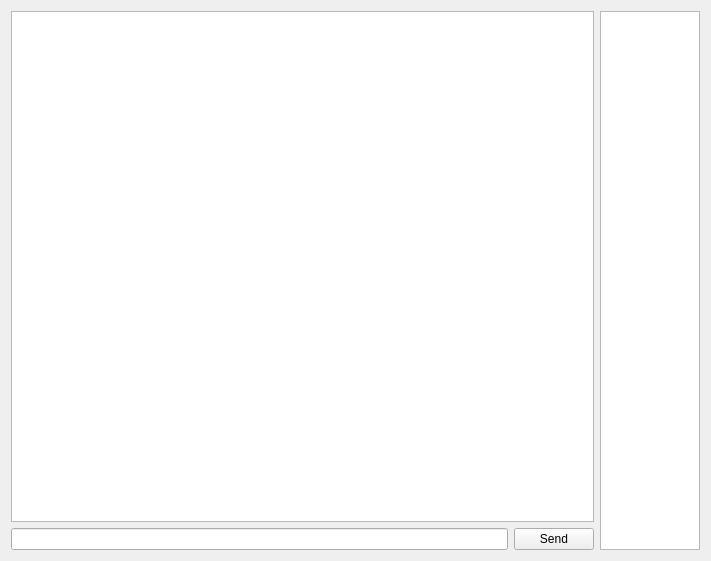
First picture: the form in ui/textchannel.ui, repository Jan5u/jakki, before the edit.
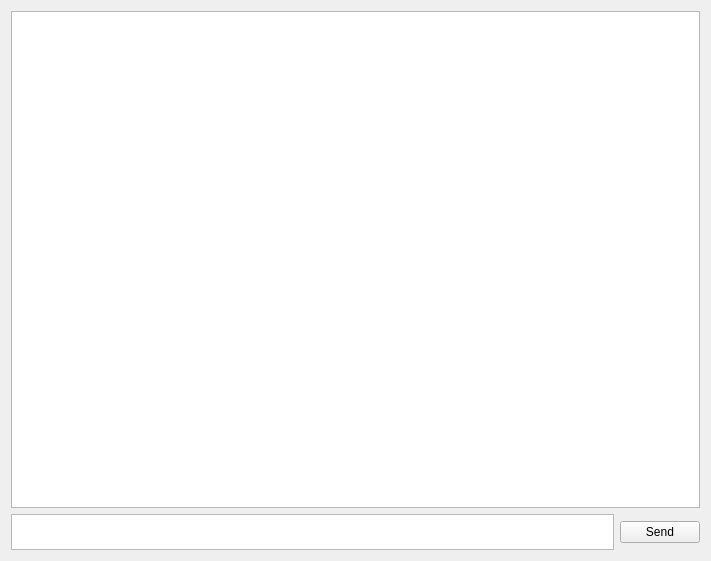
Second picture: the form after the edit.

The edit to the form file:
```diff
--- a/ui/textchannel.ui
+++ b/ui/textchannel.ui
@@ -17,8 +17,8 @@
    <item>
     <layout class="QVBoxLayout" name="verticalLayout">
      <item>
-      <widget class="QTextEdit" name="textEdit">
-       <property name="readOnly">
+      <widget class="QTextBrowser" name="textBrowser">
+       <property name="openExternalLinks">
         <bool>true</bool>
        </property>
       </widget>
@@ -26,7 +26,29 @@
      <item>
       <layout class="QHBoxLayout" name="horizontalLayout_3">
        <item>
-        <widget class="QLineEdit" name="messageLineEdit"/>
+        <widget class="QTextEdit" name="messageLineEdit">
+         <property name="sizePolicy">
+          <sizepolicy hsizetype="Expanding" vsizetype="Fixed">
+           <horstretch>0</horstretch>
+           <verstretch>0</verstretch>
+          </sizepolicy>
+         </property>
+         <property name="maximumSize">
+          <size>
+           <width>16777215</width>
+           <height>36</height>
+          </size>
+         </property>
+         <property name="verticalScrollBarPolicy">
+          <enum>Qt::ScrollBarPolicy::ScrollBarAlwaysOff</enum>
+         </property>
+         <property name="tabChangesFocus">
+          <bool>true</bool>
+         </property>
+         <property name="acceptRichText">
+          <bool>false</bool>
+         </property>
+        </widget>
        </item>
        <item>
         <widget class="QPushButton" name="sendButton">
@@ -39,16 +61,6 @@
      </item>
     </layout>
    </item>
-   <item>
-    <widget class="QTreeView" name="treeView">
-     <property name="maximumSize">
-      <size>
-       <width>100</width>
-       <height>16777215</height>
-      </size>
-     </property>
-    </widget>
-   </item>
   </layout>
  </widget>
  <resources/>
```
